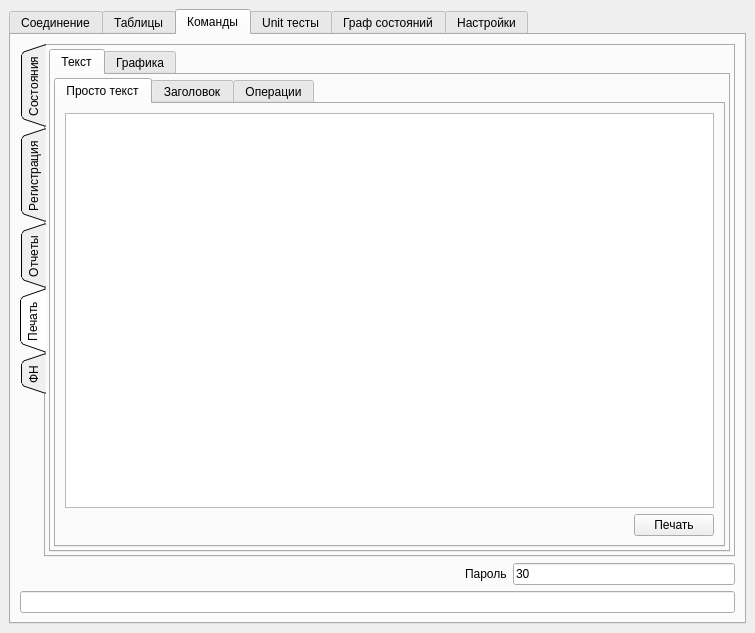
Qt form ui/mainwindow.ui (Megaxela/FRTester) before a commit.
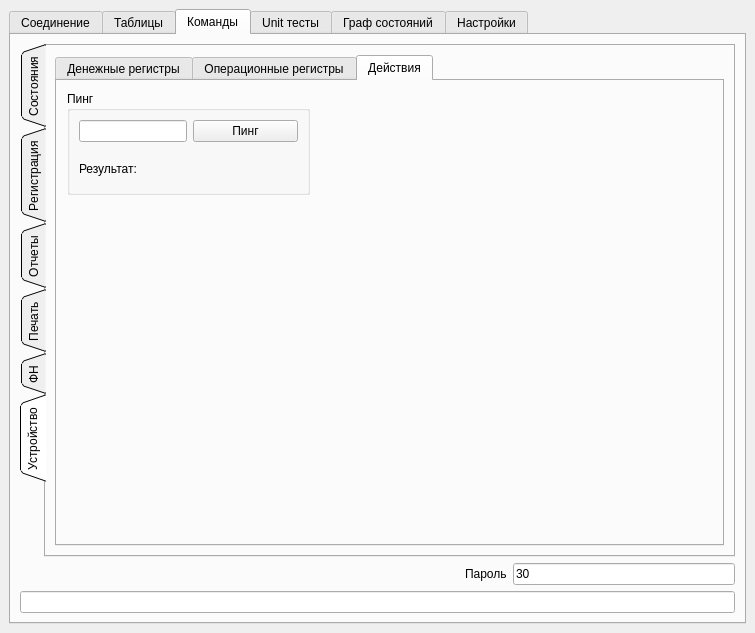
The same form after that commit. The open tabs and pages were chosen to show the change. Custom widgets are drawn as their Qt base class.

Patch:
```diff
--- a/ui/mainwindow.ui
+++ b/ui/mainwindow.ui
@@ -211,7 +211,7 @@
            <enum>QTabWidget::Triangular</enum>
           </property>
           <property name="currentIndex">
-           <number>3</number>
+           <number>5</number>
           </property>
           <property name="elideMode">
            <enum>Qt::ElideNone</enum>
@@ -833,6 +833,140 @@
             </item>
            </layout>
           </widget>
+          <widget class="QWidget" name="commandsDeviceTab">
+           <attribute name="title">
+            <string>Устройство</string>
+           </attribute>
+           <layout class="QHBoxLayout" name="horizontalLayout_17">
+            <item>
+             <widget class="QTabWidget" name="commandsDeviceTabWidget">
+              <property name="currentIndex">
+               <number>2</number>
+              </property>
+              <widget class="QWidget" name="commandsDeviceMoneyTab">
+               <attribute name="title">
+                <string>Денежные регистры</string>
+               </attribute>
+               <layout class="QVBoxLayout" name="verticalLayout_10">
+                <item>
+                 <widget class="QPlainTextEdit" name="commandsDeviceMoneyPlainText"/>
+                </item>
+                <item>
+                 <layout class="QHBoxLayout" name="horizontalLayout_18">
+                  <item>
+                   <spacer name="horizontalSpacer_5">
+                    <property name="orientation">
+                     <enum>Qt::Horizontal</enum>
+                    </property>
+                    <property name="sizeHint" stdset="0">
+                     <size>
+                      <width>40</width>
+                      <height>20</height>
+                     </size>
+                    </property>
+                   </spacer>
+                  </item>
+                  <item>
+                   <widget class="QPushButton" name="commandsDeviceMoneyReadPushButton">
+                    <property name="text">
+                     <string>Прочесть все</string>
+                    </property>
+                   </widget>
+                  </item>
+                 </layout>
+                </item>
+               </layout>
+              </widget>
+              <widget class="QWidget" name="commandsDeviceOperationsTab">
+               <attribute name="title">
+                <string>Операционные регистры</string>
+               </attribute>
+               <layout class="QVBoxLayout" name="verticalLayout_11">
+                <item>
+                 <widget class="QPlainTextEdit" name="commandsDeviceOperationsPlainText"/>
+                </item>
+                <item>
+                 <layout class="QHBoxLayout" name="horizontalLayout_19">
+                  <item>
+                   <spacer name="horizontalSpacer_6">
+                    <property name="orientation">
+                     <enum>Qt::Horizontal</enum>
+                    </property>
+                    <property name="sizeHint" stdset="0">
+                     <size>
+                      <width>40</width>
+                      <height>20</height>
+                     </size>
+                    </property>
+                   </spacer>
+                  </item>
+                  <item>
+                   <widget class="QPushButton" name="commandsDeviceOperationsReadPushButton">
+                    <property name="text">
+                     <string>Прочесть все</string>
+                    </property>
+                   </widget>
+                  </item>
+                 </layout>
+                </item>
+               </layout>
+              </widget>
+              <widget class="QWidget" name="commandsDeviceActionsTab">
+               <attribute name="title">
+                <string>Действия</string>
+               </attribute>
+               <widget class="QGroupBox" name="groupBox_4">
+                <property name="geometry">
+                 <rect>
+                  <x>10</x>
+                  <y>10</y>
+                  <width>243</width>
+                  <height>104</height>
+                 </rect>
+                </property>
+                <property name="title">
+                 <string>Пинг</string>
+                </property>
+                <layout class="QVBoxLayout" name="verticalLayout_12">
+                 <item>
+                  <layout class="QFormLayout" name="formLayout_6">
+                   <item row="0" column="0">
+                    <widget class="QLineEdit" name="commandsDeviceActionPingLineEdit"/>
+                   </item>
+                   <item row="0" column="1">
+                    <widget class="QPushButton" name="commandsDeviceActionPingPushButton">
+                     <property name="text">
+                      <string>Пинг</string>
+                     </property>
+                    </widget>
+                   </item>
+                  </layout>
+                 </item>
+                 <item>
+                  <layout class="QHBoxLayout" name="horizontalLayout_20">
+                   <item>
+                    <widget class="QLabel" name="label_24">
+                     <property name="text">
+                      <string>Результат:</string>
+                     </property>
+                    </widget>
+                   </item>
+                   <item>
+                    <widget class="QLabel" name="commandsDeviceActionPingResutLabel">
+                     <property name="text">
+                      <string/>
+                     </property>
+                    </widget>
+                   </item>
+                  </layout>
+                 </item>
+                </layout>
+               </widget>
+              </widget>
+             </widget>
+            </item>
+           </layout>
+          </widget>
          </widget>
         </item>
         <item>
```
Left out of the diff: 58 changed lines with no effect on the pictures.
